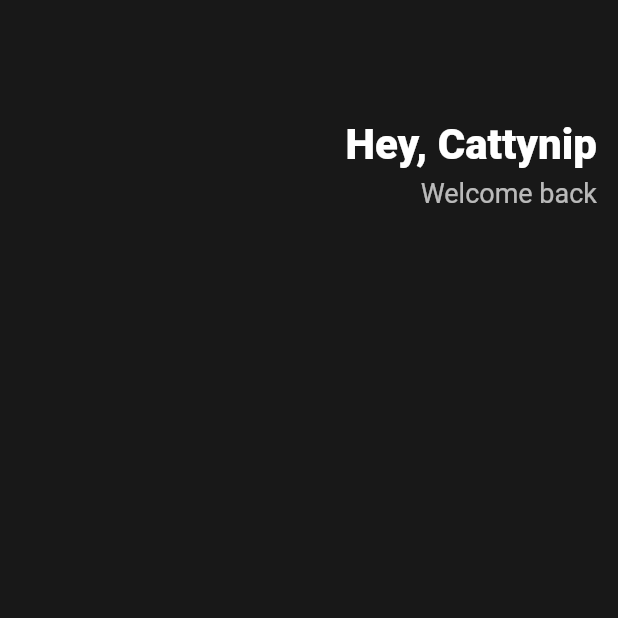
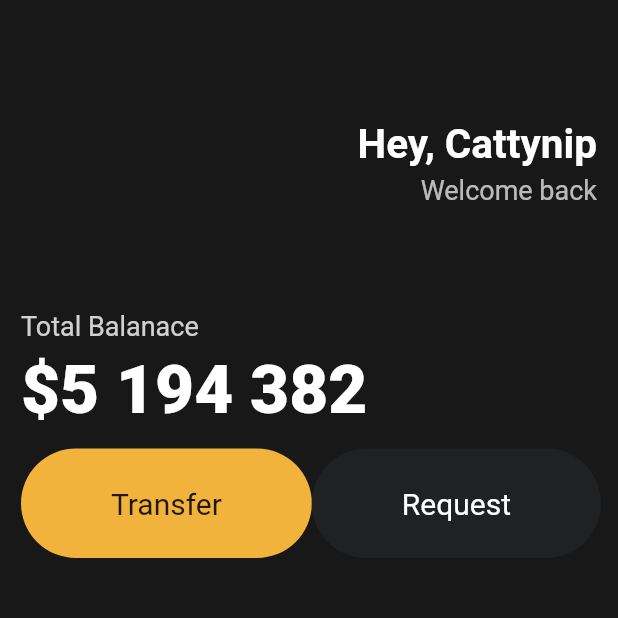
Before and after one commit to cattynip/kirvy-mobile, a Flutter app: the screen it shows after launch, on a phone screen of 412 x 824 dp, the top half of it. Run offline on Flutter 3.47's test engine with Material 2 defaults, Android fonts, the phone set to English and light mode, and no system bars.

Commit message:
#3.2 Buttons Section

```diff
--- a/lib/main.dart
+++ b/lib/main.dart
@@ -1,3 +1,4 @@
+import 'package:flutter/gestures.dart';
 import 'package:flutter/material.dart';
 
 void main() {
@@ -15,6 +16,7 @@ class App extends StatelessWidget {
         body: Padding(
           padding: const EdgeInsets.symmetric(horizontal: 14),
           child: Column(
+            crossAxisAlignment: CrossAxisAlignment.start,
             children: [
               const SizedBox(
                 height: 80,
@@ -29,11 +31,11 @@ class App extends StatelessWidget {
                         "Hey, Cattynip",
                         style: TextStyle(
                           color: Colors.white,
-                          fontSize: 28,
-                          fontWeight: FontWeight.w800,
+                          fontSize: 27,
+                          fontWeight: FontWeight.w700,
                         ),
                       ),
-                      const SizedBox(height: 5),
+                      const SizedBox(height: 4),
                       Text(
                         "Welcome back",
                         style: TextStyle(
@@ -45,6 +47,76 @@ class App extends StatelessWidget {
                   ),
                 ],
               ),
+              const SizedBox(
+                height: 70,
+              ),
+              Text(
+                "Total Balanace",
+                style: TextStyle(
+                  fontSize: 18,
+                  color: Colors.white.withOpacity(0.8),
+                ),
+              ),
+              const SizedBox(
+                height: 5,
+              ),
+              const Text(
+                "\$5 194 382",
+                style: TextStyle(
+                  fontSize: 45,
+                  fontWeight: FontWeight.w800,
+                  color: Colors.white,
+                ),
+              ),
+              const SizedBox(
+                height: 13,
+              ),
+              Row(
+                mainAxisAlignment: MainAxisAlignment.spaceBetween,
+                children: [
+                  Container(
+                    decoration: const BoxDecoration(
+                      color: Color(0xFFF1B33B),
+                      borderRadius: BorderRadius.all(
+                        Radius.circular(45),
+                      ),
+                    ),
+                    child: const Padding(
+                      padding: EdgeInsets.symmetric(
+                        vertical: 25,
+                        horizontal: 60,
+                      ),
+                      child: Text(
+                        "Transfer",
+                        style: TextStyle(
+                          fontSize: 20,
+                        ),
+                      ),
+                    ),
+                  ),
+                  Container(
+                    decoration: const BoxDecoration(
+                      color: Color(0xFF1F2123),
+                      borderRadius: BorderRadius.all(
+                        Radius.circular(45),
+                      ),
+                    ),
+                    child: const Padding(
+                      padding: EdgeInsets.symmetric(
+                        vertical: 25,
+                        horizontal: 60,
+                      ),
+                      child: Text(
+                        "Request",
+                        style: TextStyle(
+                          color: Colors.white,
+                          fontSize: 20,
+                        ),
+                      ),
+                    ),
+                  )
+                ],
+              ),
             ],
           ),
         ),
```
